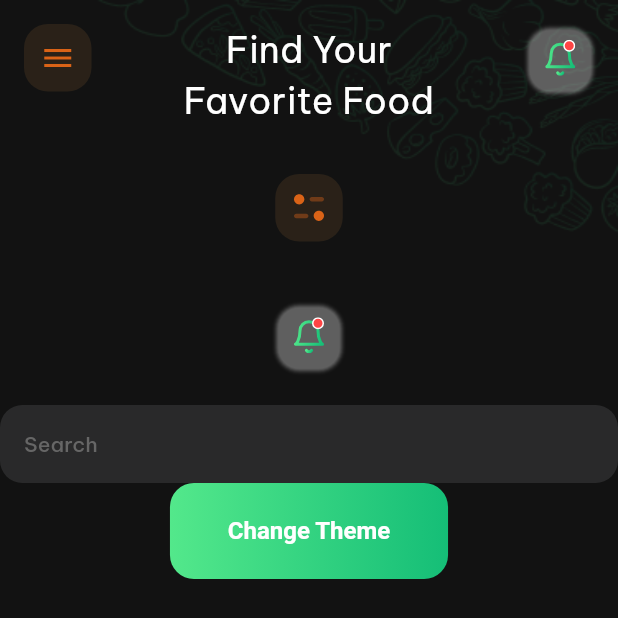
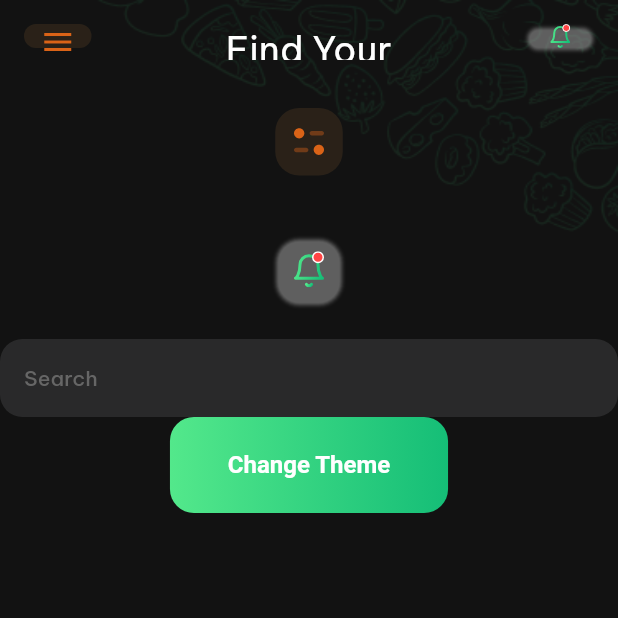
Before and after one commit to quocbao238/NinjaFood_Theme, a Flutter app: the screen it shows after launch, on a phone screen of 412 x 824 dp. Shown: the top 618 px of the screen. Run offline on Flutter 3.47's test engine with Material 2 defaults, Android fonts, the phone set to English and light mode, and no system bars; our stand-ins replace equatable, flutter_spinkit, flutter_svg, google_fonts.

Commit message:
Add size appbar

```diff
--- a/lib/src/app_widgets/app_scaffold_background.dart
+++ b/lib/src/app_widgets/app_scaffold_background.dart
@@ -39,7 +39,9 @@ class AppScaffoldBackgroundImage extends AppScaffold {
                         mainAxisAlignment: MainAxisAlignment.start,
                         children: [
                           appBarWidget != null
-                              ? appBarWidget!
+                              ? SizedBox(
+                              height: kToolbarHeight,
+                              child: appBarWidget!)
                               : AppButtonBack(onPressed: onPressBackButton),
                           Expanded(child: body)
                         ]),
```
